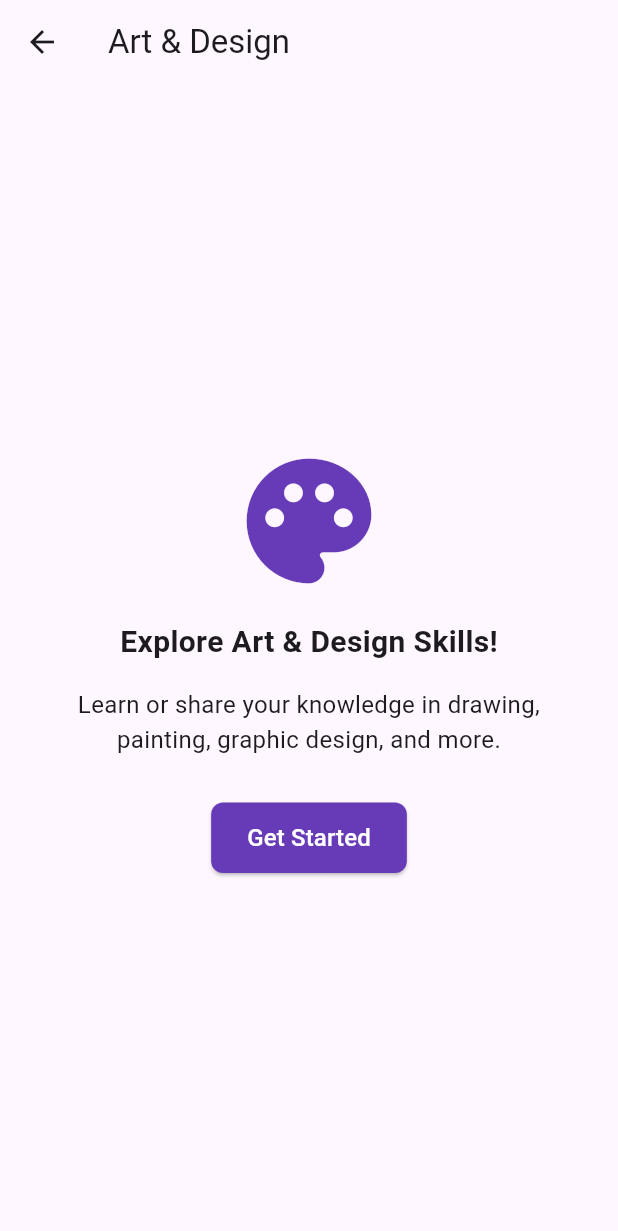
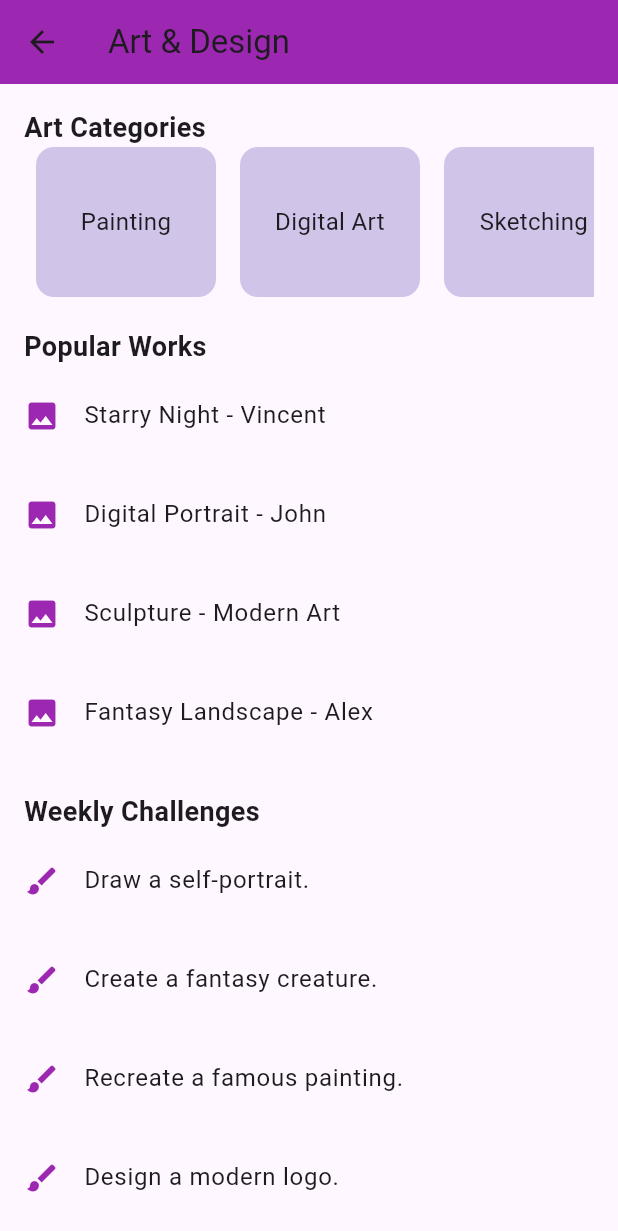
Before and after one commit to Atik-hridoy/skill_swap, a Flutter app: the screen it shows after launch, after a tap on "Art & Design", on a phone screen of 412 x 824 dp. Shown: the top 1231 px of the screen. Run offline on Flutter 3.47's test engine with Material 3 defaults, Android fonts, the phone set to English and light mode, and no system bars.

Commit message:
design page

```diff
--- a/lib/main.dart
+++ b/lib/main.dart
@@ -1,6 +1,6 @@
 import 'package:flutter/material.dart';
-import 'screens/splash_screen.dart'; // Import SplashScreen
-import 'screens/home_screen.dart'; // Import HomeScreen
+import 'screens/splash_screen.dart';
+import 'screens/home_screen.dart';
 
 void main() {
   runApp(const MyApp());
@@ -18,7 +18,7 @@ class MyApp extends StatelessWidget {
         useMaterial3: true,
       ),
       home: const SplashScreen(),
-      debugShowCheckedModeBanner: false, // SplashScreen is the starting screen
+      debugShowCheckedModeBanner: false,
     );
   }
 }
--- a/lib/screens/categories/art_design_screen.dart
+++ b/lib/screens/categories/art_design_screen.dart
@@ -1,57 +1,156 @@
 import 'package:flutter/material.dart';
 
-class ArtDesignScreen extends StatelessWidget {
+class ArtDesignScreen extends StatefulWidget {
   const ArtDesignScreen({super.key});
+
+  @override
+  _ArtDesignScreenState createState() => _ArtDesignScreenState();
+}
+
+class _ArtDesignScreenState extends State<ArtDesignScreen> {
+  // Sample data
+  final List<String> artCategories = [
+    'Painting',
+    'Digital Art',
+    'Sketching',
+    'Sculpture',
+    'Animation',
+  ];
+
+  final List<String> popularWorks = [
+    'Starry Night - Vincent',
+    'Digital Portrait - John',
+    'Sculpture - Modern Art',
+    'Fantasy Landscape - Alex',
+  ];
+
+  final List<String> challenges = [
+    'Draw a self-portrait.',
+    'Create a fantasy creature.',
+    'Recreate a famous painting.',
+    'Design a modern logo.',
+  ];
+
+  final List<String> resources = [
+    'Brush Pack for Procreate',
+    'Color Theory Basics',
+    'Reference Poses',
+    'Free Vector Templates',
+  ];
 
   @override
   Widget build(BuildContext context) {
     return Scaffold(
       appBar: AppBar(
         title: const Text('Art & Design'),
+        backgroundColor: Colors.purple,
       ),
-      body: Center(
+      body: Padding(
+        padding: const EdgeInsets.all(16.0),
+        child: SingleChildScrollView(
           child: Column(
-          mainAxisAlignment: MainAxisAlignment.center,
+            crossAxisAlignment: CrossAxisAlignment.start,
             children: [
-            const Icon(Icons.palette, size: 100, color: Colors.deepPurple),
-            const SizedBox(height: 16),
               const Text(
-              'Explore Art & Design Skills!',
-              style: TextStyle(fontSize: 20, fontWeight: FontWeight.bold),
+                'Art Categories',
+                style: TextStyle(fontSize: 18, fontWeight: FontWeight.bold),
               ),
-            const SizedBox(height: 16),
-            const Padding(
-              padding: EdgeInsets.symmetric(horizontal: 24.0),
+              SizedBox(
+                height: 100,
+                child: ListView.builder(
+                  scrollDirection: Axis.horizontal,
+                  itemCount: artCategories.length,
+                  itemBuilder: (context, index) {
+                    return AnimatedContainer(
+                      duration: const Duration(milliseconds: 500),
+                      margin: const EdgeInsets.symmetric(horizontal: 8.0),
+                      decoration: BoxDecoration(
+                        color: Colors.deepPurple[100],
+                        borderRadius: BorderRadius.circular(12),
+                      ),
+                      width: 120,
+                      child: Center(
                         child: Text(
-                'Learn or share your knowledge in drawing, painting, graphic design, and more.',
+                          artCategories[index],
                           textAlign: TextAlign.center,
-                style: TextStyle(fontSize: 16),
+                          style: const TextStyle(fontSize: 16),
                         ),
                       ),
-            const SizedBox(height: 30),
+                    );
+                  },
+                ),
+              ),
+              const SizedBox(height: 20),
+              const Text(
+                'Popular Works',
+                style: TextStyle(fontSize: 18, fontWeight: FontWeight.bold),
+              ),
+              Column(
+                children: popularWorks.map((work) {
+                  return ListTile(
+                    contentPadding: const EdgeInsets.symmetric(vertical: 5.0),
+                    leading: Icon(Icons.image, color: Colors.purple),
+                    title: Text(work),
+                    onTap: () {
+                      // Show full details
+                    },
+                  );
+                }).toList(),
+              ),
+              const SizedBox(height: 20),
+              const Text(
+                'Weekly Challenges',
+                style: TextStyle(fontSize: 18, fontWeight: FontWeight.bold),
+              ),
+              Column(
+                children: challenges.map((challenge) {
+                  return ListTile(
+                    contentPadding: const EdgeInsets.symmetric(vertical: 5.0),
+                    leading: Icon(Icons.brush, color: Colors.purple),
+                    title: Text(challenge),
+                    onTap: () {
+                      // Navigate to challenge details
+                    },
+                  );
+                }).toList(),
+              ),
+              const SizedBox(height: 20),
+              const Text(
+                'Resources & Tools',
+                style: TextStyle(fontSize: 18, fontWeight: FontWeight.bold),
+              ),
+              Column(
+                children: resources.map((resource) {
+                  return ListTile(
+                    contentPadding: const EdgeInsets.symmetric(vertical: 5.0),
+                    leading: Icon(Icons.download, color: Colors.purple),
+                    title: Text(resource),
+                    onTap: () {
+                      // Download resource or view details
+                    },
+                  );
+                }).toList(),
+              ),
+              const SizedBox(height: 20),
               ElevatedButton(
                 onPressed: () {
-                // Add functionality here if needed
-                ScaffoldMessenger.of(context).showSnackBar(
-                  const SnackBar(content: Text('Feature coming soon!')),
-                );
+                  // Navigate to Art Upload/Collaboration section
                 },
                 style: ElevatedButton.styleFrom(
-                backgroundColor: Colors.deepPurple,
-                padding:
-                    const EdgeInsets.symmetric(horizontal: 24, vertical: 12),
-                shape: RoundedRectangleBorder(
-                  borderRadius: BorderRadius.circular(8),
+                  backgroundColor: Colors.purple,
+                  padding: const EdgeInsets.symmetric(vertical: 12.0),
                 ),
+                child: const Center(
+                  child: Text(
+                    'Collaborate on a Project',
+                    style: TextStyle(fontSize: 16, fontWeight: FontWeight.bold),
                   ),
-              child: const Text(
-                'Get Started',
-                style: TextStyle(fontSize: 16, color: Colors.white),
                 ),
               ),
             ],
           ),
         ),
+      ),
     );
   }
 }
--- a/lib/screens/categories/language_learning_screen.dart
+++ b/lib/screens/categories/language_learning_screen.dart
@@ -31,7 +31,6 @@ class LanguageLearningScreen extends StatelessWidget {
             const SizedBox(height: 30),
             ElevatedButton(
               onPressed: () {
-                // Add functionality here if needed
                 ScaffoldMessenger.of(context).showSnackBar(
                   const SnackBar(content: Text('Feature coming soon!')),
                 );
--- a/lib/screens/home_screen.dart
+++ b/lib/screens/home_screen.dart
@@ -14,10 +14,8 @@ class HomeScreen extends StatefulWidget {
 }
 
 class _HomeScreenState extends State<HomeScreen> {
-  // Controller for the search bar text input
   TextEditingController _searchController = TextEditingController();
 
-  // Helper function to create a category tile
   Widget _buildCategoryItem(
       BuildContext context, IconData icon, String title, Widget screen) {
     return GestureDetector(
@@ -59,7 +57,6 @@ class _HomeScreenState extends State<HomeScreen> {
         padding: const EdgeInsets.all(16.0),
         child: Column(
           children: [
-            // Search Box under the AppBar
             Container(
               width: double.infinity,
               padding: const EdgeInsets.symmetric(vertical: 8.0),
@@ -77,13 +74,9 @@ class _HomeScreenState extends State<HomeScreen> {
                   prefixIcon: const Icon(Icons.search, color: Colors.white),
                 ),
                 style: const TextStyle(color: Colors.white),
-                onChanged: (query) {
-                  // Handle search logic here (e.g., filter category tiles)
-                },
+                onChanged: (query) {},
               ),
             ),
-
-            // Category Grid
             Expanded(
               child: GridView.count(
                 crossAxisCount: 2,
--- a/lib/screens/splash_screen.dart
+++ b/lib/screens/splash_screen.dart
@@ -12,12 +12,12 @@ class _SplashScreenState extends State<SplashScreen> {
   @override
   void initState() {
     super.initState();
-    // Navigate to the home screen after 3 seconds
+
     Future.delayed(const Duration(seconds: 3), () {
       Navigator.pushReplacement(
         context,
         MaterialPageRoute(
-          builder: (context) => const HomeScreen(), // Correct HomeScreen usage
+          builder: (context) => const HomeScreen(),
         ),
       );
     });
```
Lines whose indentation alone changed are shown as unchanged.
